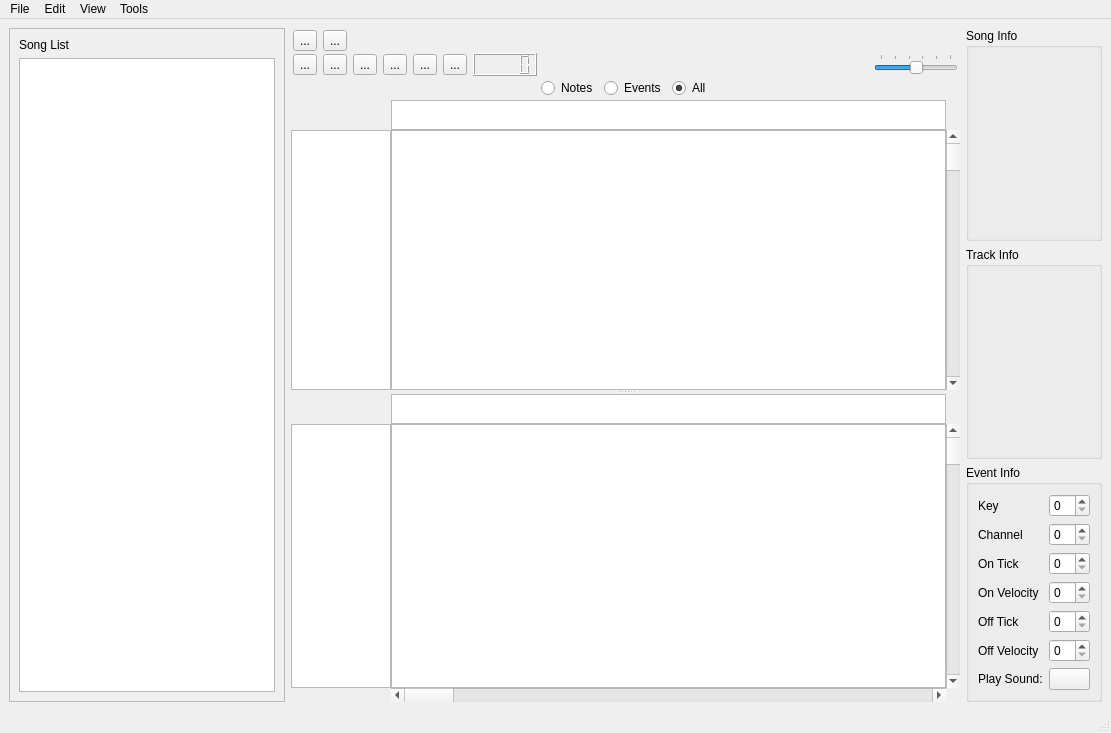
Above: src/ui/mainwindow.ui from garakmon/gtm before the change. Below: the same form after it.
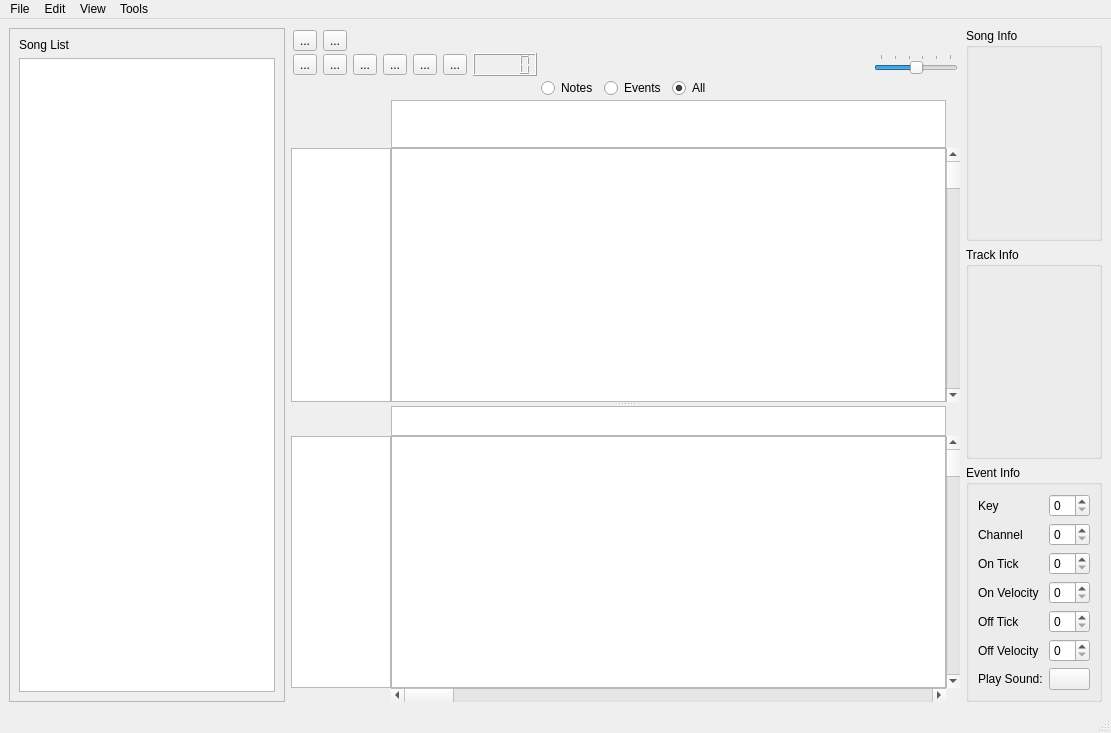
That is the form after the change. Icons and pictures are not drawn. Custom widgets are drawn as their Qt base class.

```diff
--- a/src/ui/mainwindow.ui
+++ b/src/ui/mainwindow.ui
@@ -556,7 +556,7 @@
            <property name="maximumSize">
             <size>
              <width>16777215</width>
-             <height>30</height>
+             <height>48</height>
             </size>
            </property>
           </widget>
```
